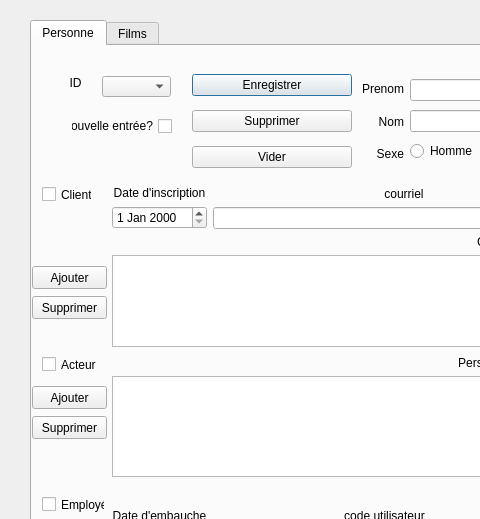
sclaoud/RAC, file UI/tab15.ui: the form before one commit; both pictures show x 0 to 480 and y 0 to 519 of the 1123 by 627 pixel window.
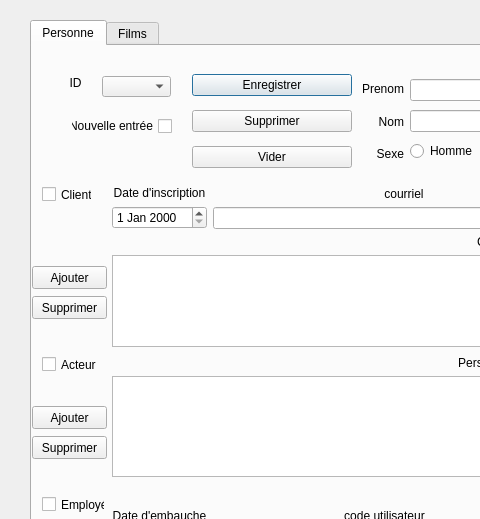
The form after the commit.

```diff
--- a/UI/tab15.ui
+++ b/UI/tab15.ui
@@ -431,7 +431,7 @@
      <property name="geometry">
       <rect>
        <x>0</x>
-       <y>340</y>
+       <y>360</y>
        <width>75</width>
        <height>23</height>
       </rect>
@@ -457,7 +457,7 @@
      <property name="geometry">
       <rect>
        <x>0</x>
-       <y>370</y>
+       <y>390</y>
        <width>75</width>
        <height>23</height>
       </rect>
@@ -505,7 +505,7 @@
       <enum>Qt::RightToLeft</enum>
      </property>
      <property name="text">
-      <string>Nouvelle entrée?</string>
+      <string>Nouvelle entrée</string>
      </property>
     </widget>
    </widget>
```
Left out of the diff: 10 changed lines with no effect on the pictures.
